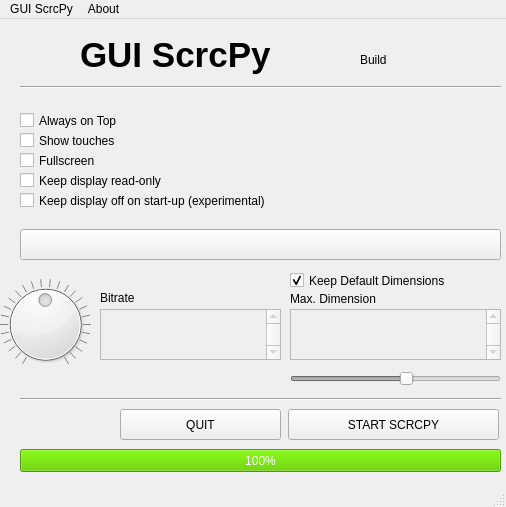
srevinsaju/guiscrcpy, file mainwindow.ui: the form before one commit.
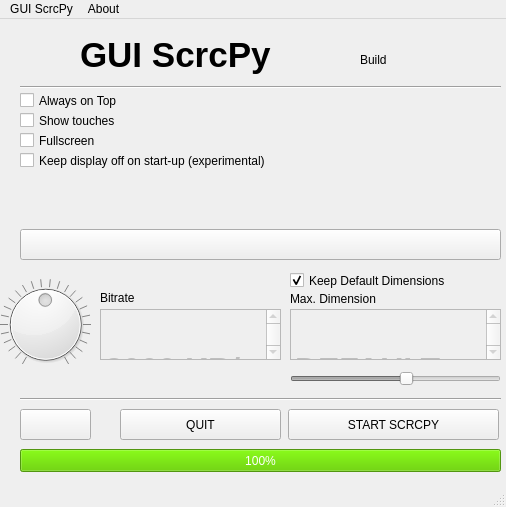
The form after the commit. Icons and pictures are not drawn.

Patch:
```diff
--- a/mainwindow.ui
+++ b/mainwindow.ui
@@ -115,15 +115,11 @@
                 </property>
                 <property name="html">
                     <string>&lt;!DOCTYPE HTML PUBLIC &quot;-//W3C//DTD HTML 4.0//EN&quot; &quot;http://www.w3.org/TR/REC-html40/strict.dtd&quot;&gt;
-                        &lt;html&gt;&lt;head&gt;&lt;meta name=&quot;qrichtext&quot; content=&quot;1&quot; /&gt;&lt;style
-                        type=&quot;text/css&quot;&gt;
-                        p, li { white-space: pre-wrap; }
-                        &lt;/style&gt;&lt;/head&gt;&lt;body style=&quot; font-family:'Ubuntu'; font-size:24pt;
-                        font-weight:400; font-style:normal;&quot;&gt;
-                        &lt;p style=&quot; margin-top:0px; margin-bottom:0px; margin-left:0px; margin-right:0px;
-                        -qt-block-indent:0; text-indent:0px;&quot;&gt;&lt;span style=&quot; font-weight:600;&quot;&gt;DEFAULT&lt;/span&gt;
-                        &lt;/p&gt;&lt;/body&gt;&lt;/html&gt;
-                    </string>
+&lt;html&gt;&lt;head&gt;&lt;meta name=&quot;qrichtext&quot; content=&quot;1&quot; /&gt;&lt;style type=&quot;text/css&quot;&gt;
+p, li { white-space: pre-wrap; }
+&lt;/style&gt;&lt;/head&gt;&lt;body style=&quot; font-family:'Ubuntu'; font-size:24pt; font-weight:400; font-style:normal;&quot;&gt;
+&lt;p style=&quot; margin-top:0px; margin-bottom:0px; margin-left:0px; margin-right:0px; -qt-block-indent:0; text-indent:0px;&quot;&gt;                        &lt;/p&gt;
+&lt;p style=&quot; margin-top:0px; margin-bottom:0px; margin-left:0px; margin-right:0px; -qt-block-indent:0; text-indent:0px;&quot;&gt;&lt;span style=&quot; font-weight:600;&quot;&gt;DEFAULT&lt;/span&gt;                                            &lt;/p&gt;&lt;/body&gt;&lt;/html&gt;</string>
                 </property>
             </widget>
             <widget class="QLabel" name="label_2">
@@ -143,7 +139,7 @@
                 <property name="geometry">
                     <rect>
                         <x>20</x>
-                        <y>110</y>
+      <y>90</y>
                         <width>251</width>
                         <height>23</height>
                     </rect>
@@ -156,7 +152,7 @@
                 <property name="geometry">
                     <rect>
                         <x>20</x>
-                        <y>90</y>
+      <y>70</y>
                         <width>251</width>
                         <height>23</height>
                     </rect>
@@ -189,14 +185,11 @@
                 </property>
                 <property name="html">
                     <string>&lt;!DOCTYPE HTML PUBLIC &quot;-//W3C//DTD HTML 4.0//EN&quot; &quot;http://www.w3.org/TR/REC-html40/strict.dtd&quot;&gt;
-                        &lt;html&gt;&lt;head&gt;&lt;meta name=&quot;qrichtext&quot; content=&quot;1&quot; /&gt;&lt;style
-                        type=&quot;text/css&quot;&gt;
-                        p, li { white-space: pre-wrap; }
-                        &lt;/style&gt;&lt;/head&gt;&lt;body style=&quot; font-family:'Ubuntu'; font-size:24pt;
-                        font-weight:600; font-style:normal;&quot;&gt;
-                        &lt;p style=&quot; margin-top:0px; margin-bottom:0px; margin-left:0px; margin-right:0px;
-                        -qt-block-indent:0; text-indent:0px;&quot;&gt;8000 KB/s&lt;/p&gt;&lt;/body&gt;&lt;/html&gt;
-                    </string>
+&lt;html&gt;&lt;head&gt;&lt;meta name=&quot;qrichtext&quot; content=&quot;1&quot; /&gt;&lt;style type=&quot;text/css&quot;&gt;
+p, li { white-space: pre-wrap; }
+&lt;/style&gt;&lt;/head&gt;&lt;body style=&quot; font-family:'Ubuntu'; font-size:24pt; font-weight:600; font-style:normal;&quot;&gt;
+&lt;p style=&quot; margin-top:0px; margin-bottom:0px; margin-left:0px; margin-right:0px; -qt-block-indent:0; text-indent:0px;&quot;&gt;                        &lt;/p&gt;
+&lt;p style=&quot; margin-top:0px; margin-bottom:0px; margin-left:0px; margin-right:0px; -qt-block-indent:0; text-indent:0px;&quot;&gt;8000 KB/s                    &lt;/p&gt;&lt;/body&gt;&lt;/html&gt;</string>
                 </property>
             </widget>
             <widget class="QLabel" name="build_label">
@@ -305,19 +298,6 @@
                     <bool>true</bool>
                 </property>
             </widget>
-            <widget class="QCheckBox" name="keepdisplayRO">
-                <property name="geometry">
-                    <rect>
-                        <x>20</x>
-                        <y>150</y>
-                        <width>261</width>
-                        <height>23</height>
-                    </rect>
-                </property>
-                <property name="text">
-                    <string>Keep display read-only</string>
-                </property>
-            </widget>
             <widget class="Line" name="line_2">
                 <property name="geometry">
                     <rect>
@@ -406,7 +386,7 @@
                 <property name="geometry">
                     <rect>
                         <x>20</x>
-                        <y>130</y>
+      <y>110</y>
                         <width>251</width>
                         <height>23</height>
                     </rect>
@@ -419,7 +399,7 @@
                 <property name="geometry">
                     <rect>
                         <x>20</x>
-                        <y>170</y>
+      <y>130</y>
                         <width>421</width>
                         <height>23</height>
                     </rect>
@@ -473,6 +453,19 @@
                     <bool>true</bool>
                 </property>
             </widget>
+   <widget class="QPushButton" name="pushButton">
+    <property name="geometry">
+     <rect>
+      <x>20</x>
+      <y>390</y>
+      <width>71</width>
+      <height>31</height>
+     </rect>
+    </property>
+    <property name="text">
+     <string/>
+    </property>
+   </widget>
         </widget>
         <widget class="QMenuBar" name="menubar">
             <property name="geometry">
```
Left out of the diff: 14 changed lines with no effect on the pictures. Lines whose indentation alone changed are shown as unchanged.
